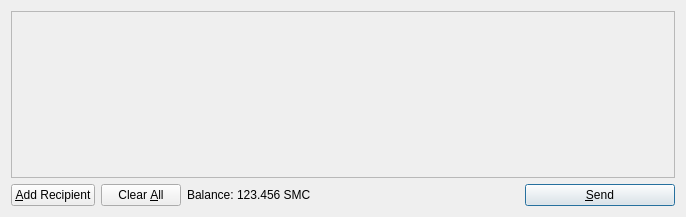
Before: the Qt Designer form src/qt/forms/sendcoinsdialog.ui in mousecoin/mousecoin, drawn with Qt 5.
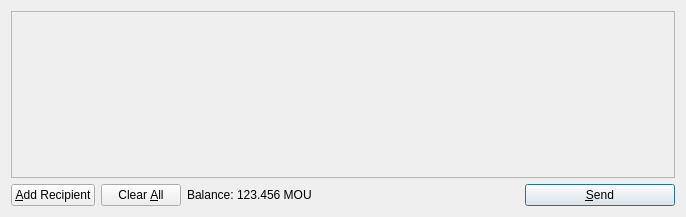
After: the same form once the commit is applied. Icons and pictures are not drawn.

Diff of the .ui file:
```diff
--- a/src/qt/forms/sendcoinsdialog.ui
+++ b/src/qt/forms/sendcoinsdialog.ui
@@ -119,7 +119,7 @@
           <cursorShape>IBeamCursor</cursorShape>
          </property>
          <property name="text">
-          <string>123.456 SMC</string>
+          <string>123.456 MOU</string>
          </property>
          <property name="textInteractionFlags">
           <set>Qt::LinksAccessibleByMouse|Qt::TextSelectableByKeyboard|Qt::TextSelectableByMouse</set>
```
